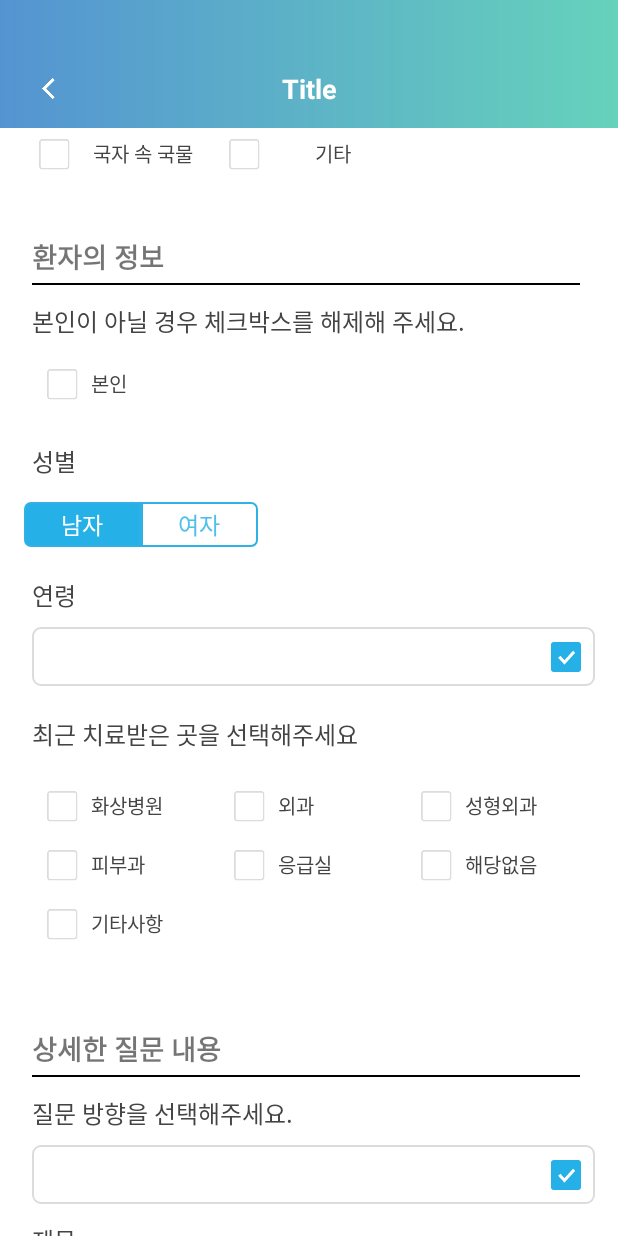
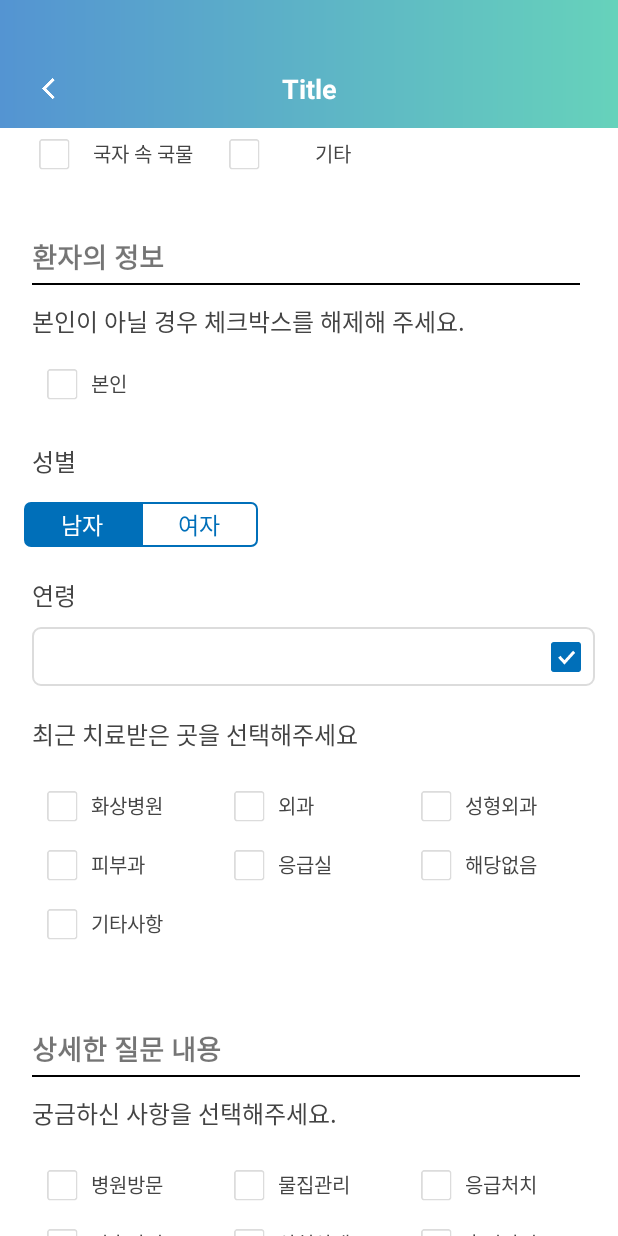
Before and after one commit to min92822/WPiasApp1, an Android app: the ConsultingActivity screen opened directly, with no data from a screen before it, scrolled down 1550 dp, on a phone screen of 412 x 824 dp. Run offline under Robolectric (Android 15) with nearby library versions, the light colour scheme and no system bars.

Commit message:
위피아스 리뉴얼 시작

```diff
--- a/app/src/main/java/fineinsight/app/service/wpias/ConsultingActivity.kt
+++ b/app/src/main/java/fineinsight/app/service/wpias/ConsultingActivity.kt
@@ -8,7 +8,9 @@ import androidx.recyclerview.widget.RecyclerView
 import fineinsight.app.service.wpias.adapters.CauseOfBurnedAdapter
 import fineinsight.app.service.wpias.adapters.DeptAdapter
 import fineinsight.app.service.wpias.adapters.PartListAdapter
+import fineinsight.app.service.wpias.adapters.QuestionAdapter
 import kotlinx.android.synthetic.main.activity_consulting.*
+import kotlinx.android.synthetic.main.question.*
 
 class ConsultingActivity : RootActivity(){
 
@@ -29,7 +31,9 @@ class ConsultingActivity : RootActivity(){
 
         causeRecyclerViewActivated()
 
-        deptRecyclerViewAcivated()
+        deptRecyclerViewActivated()
+
+        questionRecyclerViewActivated()
 
         eventInit()
 
@@ -52,10 +56,10 @@ class ConsultingActivity : RootActivity(){
 
             if(isChecked){
                 buttonView.setTextColor(ContextCompat.getColor(this, R.color.white))
-                bodyBack.setTextColor(ContextCompat.getColor(this, R.color.dark_sky_blue_four))
+                bodyBack.setTextColor(ContextCompat.getColor(this, R.color.ocean_blue))
                 frontActivated()
             }else{
-                buttonView.setTextColor(ContextCompat.getColor(this, R.color.dark_sky_blue_four))
+                buttonView.setTextColor(ContextCompat.getColor(this, R.color.ocean_blue))
                 bodyBack.setTextColor(ContextCompat.getColor(this, R.color.white))
             }
 
@@ -65,10 +69,10 @@ class ConsultingActivity : RootActivity(){
 
             if(isChecked){
                 buttonView.setTextColor(ContextCompat.getColor(this, R.color.white))
-                bodyFront.setTextColor(ContextCompat.getColor(this, R.color.dark_sky_blue_four))
+                bodyFront.setTextColor(ContextCompat.getColor(this, R.color.ocean_blue))
                 backActivated()
             }else{
-                buttonView.setTextColor(ContextCompat.getColor(this, R.color.dark_sky_blue_four))
+                buttonView.setTextColor(ContextCompat.getColor(this, R.color.ocean_blue))
                 bodyFront.setTextColor(ContextCompat.getColor(this, R.color.white))
             }
 
@@ -103,9 +107,9 @@ class ConsultingActivity : RootActivity(){
 
             if(isChecked){
                 buttonView.setTextColor(ContextCompat.getColor(this, R.color.white))
-                female.setTextColor(ContextCompat.getColor(this, R.color.dark_sky_blue_four))
+                female.setTextColor(ContextCompat.getColor(this, R.color.ocean_blue))
             }else{
-                buttonView.setTextColor(ContextCompat.getColor(this, R.color.dark_sky_blue_four))
+                buttonView.setTextColor(ContextCompat.getColor(this, R.color.ocean_blue))
                 female.setTextColor(ContextCompat.getColor(this, R.color.white))
             }
 
@@ -115,9 +119,9 @@ class ConsultingActivity : RootActivity(){
 
             if(isChecked){
                 buttonView.setTextColor(ContextCompat.getColor(this, R.color.white))
-                male.setTextColor(ContextCompat.getColor(this, R.color.dark_sky_blue_four))
+                male.setTextColor(ContextCompat.getColor(this, R.color.ocean_blue))
             }else{
-                buttonView.setTextColor(ContextCompat.getColor(this, R.color.dark_sky_blue_four))
+                buttonView.setTextColor(ContextCompat.getColor(this, R.color.ocean_blue))
                 male.setTextColor(ContextCompat.getColor(this, R.color.white))
             }
 
@@ -134,10 +138,18 @@ class ConsultingActivity : RootActivity(){
     }
 
     //최근 치료받은 진료과 뿌려주는 펑션
-    fun deptRecyclerViewAcivated(){
+    fun deptRecyclerViewActivated(){
 
-        recentlyVisit.layoutManager = GridLayoutManager(this, 3)
-        recentlyVisit.adapter = DeptAdapter()
+        recentlyVisitRecyclerView.layoutManager = GridLayoutManager(this, 3)
+        recentlyVisitRecyclerView.adapter = DeptAdapter()
+
+    }
+
+    //질문 사항 체크박스
+    fun questionRecyclerViewActivated(){
+
+        questionRecyclerView.layoutManager = GridLayoutManager(this, 3)
+        questionRecyclerView.adapter = QuestionAdapter()
 
     }
 
--- a/app/src/main/java/fineinsight/app/service/wpias/adapters/DeptAdapter.kt
+++ b/app/src/main/java/fineinsight/app/service/wpias/adapters/DeptAdapter.kt
@@ -9,7 +9,7 @@ import fineinsight.app.service.wpias.R
 import kotlinx.android.synthetic.main.visit_dept.view.*
 import kotlinx.android.synthetic.main.visit_dept.view.appCompatCheckBox
 
-class DeptAdapter() : RecyclerView.Adapter<RecyclerView.ViewHolder>() {
+class DeptAdapter : RecyclerView.Adapter<RecyclerView.ViewHolder>() {
 
     var arr = arrayListOf("화상병원", "외과", "성형외과", "피부과", "응급실", "해당없음", "기타사항")
     var viewArr = ArrayList<View>()
--- a/app/src/main/java/fineinsight/app/service/wpias/adapters/PartListAdapter.kt
+++ b/app/src/main/java/fineinsight/app/service/wpias/adapters/PartListAdapter.kt
@@ -108,7 +108,7 @@ class PartListAdapter(var arr : ArrayList<String>) : RecyclerView.Adapter<Recycl
                 for((i, bodyPartView) in viewArr.withIndex()){
 
                     if(i == adapterPosition){
-                        bodyPartView.bodyPart.setTextColor(ContextCompat.getColor(context, R.color.dark_sky_blue))
+                        bodyPartView.bodyPart.setTextColor(ContextCompat.getColor(context, R.color.ocean_blue))
                     }else{
                         bodyPartView.bodyPart.setTextColor(ContextCompat.getColor(context, R.color.black))
                     }
--- /dev/null
+++ b/app/src/main/java/fineinsight/app/service/wpias/adapters/QuestionAdapter.kt
@@ -0,0 +1,54 @@
+package fineinsight.app.service.wpias.adapters
+
+import android.view.LayoutInflater
+import android.view.View
+import android.view.ViewGroup
+import androidx.appcompat.widget.AppCompatCheckBox
+import androidx.recyclerview.widget.RecyclerView
+import fineinsight.app.service.wpias.R
+import kotlinx.android.synthetic.main.question.view.*
+
+class QuestionAdapter : RecyclerView.Adapter<RecyclerView.ViewHolder>() {
+
+    var viewArr = ArrayList<View>()
+
+    var arr = arrayListOf("병원방문", "물집관리", "응급처치", "사후관리", "상처상태", "흉터관리", "기타사항")
+
+    override fun onCreateViewHolder(parent: ViewGroup, viewType: Int): RecyclerView.ViewHolder {
+        var view = LayoutInflater.from(parent.context).inflate(R.layout.question, parent, false)
+        return QuestionViewHolder(view)
+    }
+
+    override fun getItemCount(): Int {
+
+        return arr.size
+
+    }
+
+    override fun onBindViewHolder(holder: RecyclerView.ViewHolder, position: Int) {
+
+        holder as QuestionViewHolder
+
+        holder.question.text = arr[position]
+
+    }
+
+    inner class QuestionViewHolder(view : View) : RecyclerView.ViewHolder(view){
+
+        var question = view.question
+        var questionWrapper = view.questionWrapper
+
+        init {
+
+            viewArr.add(view)
+
+            questionWrapper.setOnClickListener {
+
+                viewArr[adapterPosition].appCompatCheckBox.isChecked = true
+
+            }
+
+        }
+
+    }
+}
--- a/app/src/main/res/drawable/back_selected.xml
+++ b/app/src/main/res/drawable/back_selected.xml
@@ -3,8 +3,8 @@
     <item>
         <shape android:shape="rectangle">
             <corners android:bottomRightRadius="4dp" android:topRightRadius="4dp"/>
-            <stroke android:width="1dp" android:color="@color/dark_sky_blue_three"/>
-            <solid android:color="@color/dark_sky_blue_two"/>
+            <stroke android:width="1dp" android:color="@color/ocean_blue"/>
+            <solid android:color="@color/ocean_blue"/>
         </shape>
     </item>
 </selector>
--- a/app/src/main/res/drawable/back_unselected.xml
+++ b/app/src/main/res/drawable/back_unselected.xml
@@ -3,7 +3,7 @@
     <item>
         <shape android:shape="rectangle">
             <corners android:bottomRightRadius="4dp" android:topRightRadius="4dp"/>
-            <stroke android:width="1dp" android:color="@color/dark_sky_blue_three"/>
+            <stroke android:width="1dp" android:color="@color/ocean_blue"/>
             <solid android:color="@color/white"/>
         </shape>
     </item>
--- a/app/src/main/res/drawable/btn_cause_focused.xml
+++ b/app/src/main/res/drawable/btn_cause_focused.xml
@@ -3,7 +3,7 @@
     <item>
         <shape android:shape="rectangle">
             <corners android:radius="5dp" />
-            <solid android:color="@color/dark_sky_blue_five" />
+            <solid android:color="@color/ocean_blue" />
         </shape>
     </item>
 </selector>
--- a/app/src/main/res/drawable/front_selected.xml
+++ b/app/src/main/res/drawable/front_selected.xml
@@ -3,8 +3,8 @@
     <item>
         <shape android:shape="rectangle">
             <corners android:bottomLeftRadius="4dp" android:topLeftRadius="4dp"/>
-            <stroke android:width="1dp" android:color="@color/dark_sky_blue_three"/>
-            <solid android:color="@color/dark_sky_blue_two"/>
+            <stroke android:width="1dp" android:color="@color/ocean_blue"/>
+            <solid android:color="@color/ocean_blue"/>
         </shape>
     </item>
 </selector>
--- a/app/src/main/res/drawable/front_unselected.xml
+++ b/app/src/main/res/drawable/front_unselected.xml
@@ -3,7 +3,7 @@
     <item>
         <shape android:shape="rectangle">
             <corners android:bottomLeftRadius="4dp" android:topLeftRadius="4dp"/>
-            <stroke android:width="1dp" android:color="@color/dark_sky_blue_three"/>
+            <stroke android:width="1dp" android:color="@color/ocean_blue"/>
             <solid android:color="@color/white"/>
         </shape>
     </item>
--- a/app/src/main/res/layout/activity_consulting.xml
+++ b/app/src/main/res/layout/activity_consulting.xml
@@ -360,7 +360,7 @@
                 android:layout_marginEnd="19dp"
                 android:lineHeight="30dp"
                 android:text="부위"
-                android:textColor="@color/dark_sky_blue_five"
+                android:textColor="@color/ocean_blue"
                 android:textSize="18dp"
                 app:layout_constraintEnd_toEndOf="@+id/constraintLayout11"
                 app:layout_constraintTop_toBottomOf="@+id/constraintLayout11" />
@@ -590,7 +590,7 @@
                 app:layout_constraintTop_toBottomOf="@+id/editText2" />
 
             <androidx.recyclerview.widget.RecyclerView
-                android:id="@+id/recentlyVisit"
+                android:id="@+id/recentlyVisitRecyclerView"
                 android:layout_width="0dp"
                 android:layout_height="wrap_content"
                 android:layout_marginTop="16dp"
@@ -613,7 +613,7 @@
                 android:textStyle="bold"
                 app:layout_constraintEnd_toEndOf="parent"
                 app:layout_constraintStart_toStartOf="parent"
-                app:layout_constraintTop_toBottomOf="@+id/recentlyVisit" />
+                app:layout_constraintTop_toBottomOf="@+id/recentlyVisitRecyclerView" />
 
             <View
                 android:id="@+id/view5"
@@ -631,37 +631,43 @@
                 android:layout_height="wrap_content"
                 android:layout_marginTop="12dp"
                 android:lineHeight="24dp"
-                android:text="질문 방향을 선택해주세요."
+                android:text="궁금하신 사항을 선택해주세요."
                 android:textSize="16dp"
                 android:textColor="@color/greyish_brown"
                 app:layout_constraintStart_toStartOf="@+id/textView23"
                 app:layout_constraintTop_toBottomOf="@+id/view5" />
 
-            <EditText
-                android:id="@+id/editText3"
+            <androidx.recyclerview.widget.RecyclerView
+                android:id="@+id/questionRecyclerView"
                 android:layout_width="0dp"
                 android:layout_height="wrap_content"
-                android:layout_marginTop="9dp"
-                android:layout_marginEnd="15dp"
-                android:paddingLeft="9dp"
-                android:background="@drawable/edit_text_shape2"
-                android:drawableRight="@drawable/ck_box"
-                android:focusable="false"
-                app:layout_constraintEnd_toEndOf="parent"
+                android:layout_marginTop="16dp"
+                android:layout_marginRight="16dp"
+                app:layout_constraintTop_toBottomOf="@+id/textView24"
                 app:layout_constraintStart_toStartOf="@+id/textView24"
-                app:layout_constraintTop_toBottomOf="@+id/textView24" />
+                app:layout_constraintEnd_toEndOf="parent" />
+
+            <TextView
+                android:id="@+id/textView30"
+                android:layout_width="wrap_content"
+                android:layout_height="wrap_content"
+                android:layout_marginTop="8dp"
+                android:textColor="@color/white_three"
+                android:text="* 기타 궁금하신 사항은 내용에 자세히 입력해주세요"
+                app:layout_constraintTop_toBottomOf="@+id/questionRecyclerView"
+                app:layout_constraintStart_toStartOf="@+id/questionRecyclerView"/>
 
             <TextView
                 android:id="@+id/textView25"
                 android:layout_width="wrap_content"
                 android:layout_height="wrap_content"
-                android:layout_marginTop="12dp"
+                android:layout_marginTop="24dp"
                 android:lineHeight="24dp"
                 android:text="제목"
                 android:textSize="16dp"
                 android:textColor="@color/greyish_brown"
                 app:layout_constraintStart_toStartOf="@+id/textView24"
-                app:layout_constraintTop_toBottomOf="@+id/editText3" />
+                app:layout_constraintTop_toBottomOf="@+id/textView30" />
 
             <EditText
                 android:id="@+id/editText4"
@@ -684,7 +690,7 @@
                 android:layout_height="wrap_content"
                 android:layout_marginTop="12dp"
                 android:lineHeight="24dp"
-                android:text="제목"
+                android:text="내용"
                 android:textSize="16dp"
                 android:textColor="@color/greyish_brown"
                 app:layout_constraintStart_toStartOf="@+id/textView25"
@@ -713,7 +719,7 @@
                 android:lineHeight="20dp"
                 android:text="* 질문 작성시에 가격문의, 비속어, 불필요한 상담요청\n시 운영자에 의해 수정 또는 제재 될 수 있습니다."
                 android:textSize="14dp"
-                android:textColor="@color/dark_sky_blue_five"
+                android:textColor="@color/ocean_blue"
                 app:layout_constraintStart_toStartOf="@+id/editText5"
                 app:layout_constraintTop_toBottomOf="@+id/editText5" />
 
@@ -725,7 +731,7 @@
                 android:lineHeight="20dp"
                 android:text="* 답변 내용은 참고용으로 전문가 및 위피아스의 법적\n책임은 없으며, 의학적 판단이나 진료행위로 해석할 수\n없습니다."
                 android:textSize="14dp"
-                android:textColor="@color/dark_sky_blue_five"
+                android:textColor="@color/ocean_blue"
                 app:layout_constraintStart_toStartOf="@+id/textView27"
                 app:layout_constraintTop_toBottomOf="@+id/textView27" />
 
--- /dev/null
+++ b/app/src/main/res/layout/question.xml
@@ -0,0 +1,31 @@
+<?xml version="1.0" encoding="utf-8"?>
+<androidx.constraintlayout.widget.ConstraintLayout xmlns:android="http://schemas.android.com/apk/res/android"
+    android:id="@+id/questionWrapper"
+    android:layout_width="wrap_content"
+    android:layout_height="wrap_content"
+    xmlns:app="http://schemas.android.com/apk/res-auto">
+
+    <androidx.appcompat.widget.AppCompatCheckBox
+        android:id="@+id/appCompatCheckBox"
+        android:layout_width="wrap_content"
+        android:layout_height="wrap_content"
+        android:background="@drawable/chk_blue"
+        android:button="@null"
+        app:layout_constraintBottom_toBottomOf="parent"
+        app:layout_constraintStart_toStartOf="parent"
+        app:layout_constraintTop_toTopOf="parent" />
+
+    <TextView
+        android:id="@+id/question"
+        android:layout_width="wrap_content"
+        android:layout_height="wrap_content"
+        android:lineHeight="19dp"
+        android:textAlignment="center"
+        android:textColor="@color/greyish_brown"
+        android:textSize="13dp"
+        app:layout_constraintBottom_toBottomOf="@+id/appCompatCheckBox"
+        app:layout_constraintEnd_toEndOf="parent"
+        app:layout_constraintStart_toEndOf="@+id/appCompatCheckBox"
+        app:layout_constraintTop_toTopOf="@+id/appCompatCheckBox" />
+
+</androidx.constraintlayout.widget.ConstraintLayout>
```
Also changed, not shown: app/src/main/res/drawable-hdpi/ck_box.png, app/src/main/res/drawable-mdpi/ck_box.png, app/src/main/res/drawable-xhdpi/ck_box.png, app/src/main/res/drawable-xxhdpi/ck_box.png, app/src/main/res/drawable-xxxhdpi/ck_box.png.
